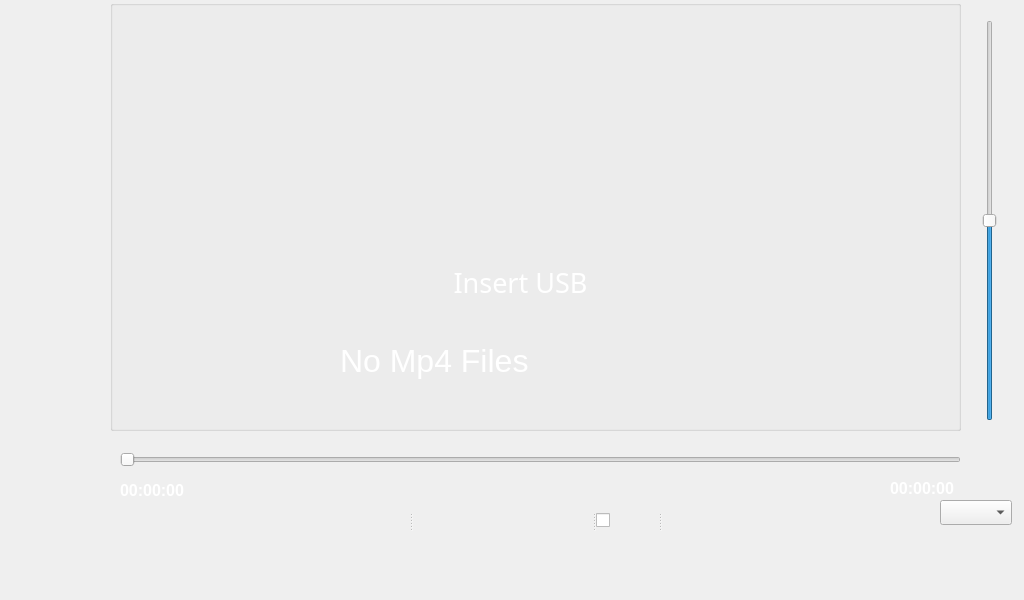
First picture: the form in Forms/mp4.ui, repository HaiidyHossam/QT-Platoon-Infotainment-, before the edit.
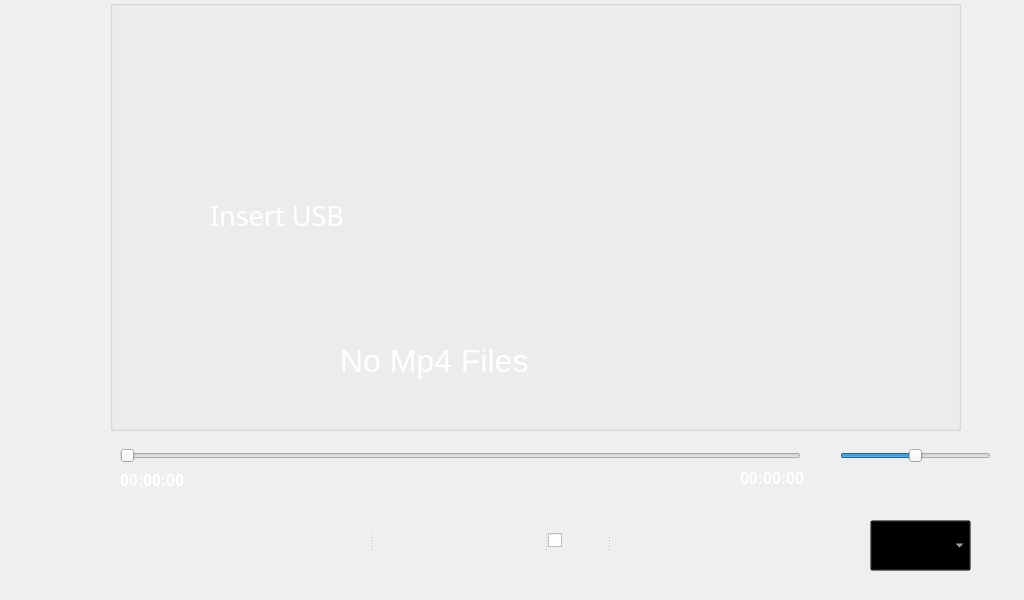
Second picture: the form after the edit. Icons and pictures are not drawn.

```diff
--- a/Forms/mp4.ui
+++ b/Forms/mp4.ui
@@ -79,9 +79,9 @@
     <property name="geometry">
      <rect>
       <x>120</x>
-      <y>450</y>
-      <width>841</width>
-      <height>20</height>
+      <y>440</y>
+      <width>681</width>
+      <height>31</height>
      </rect>
     </property>
     <property name="contextMenuPolicy">
@@ -98,7 +98,7 @@
     <property name="geometry">
      <rect>
       <x>120</x>
-      <y>480</y>
+      <y>470</y>
       <width>91</width>
       <height>20</height>
      </rect>
@@ -125,8 +125,8 @@
    <widget class="QLabel" name="total_time_label">
     <property name="geometry">
      <rect>
-      <x>890</x>
-      <y>480</y>
+      <x>740</x>
+      <y>470</y>
       <width>91</width>
       <height>17</height>
      </rect>
@@ -150,10 +150,10 @@
    <widget class="QSlider" name="verticalSlider_sound">
     <property name="geometry">
      <rect>
-      <x>980</x>
-      <y>20</y>
-      <width>20</width>
-      <height>401</height>
+      <x>840</x>
+      <y>440</y>
+      <width>151</width>
+      <height>31</height>
      </rect>
     </property>
     <property name="contextMenuPolicy">
@@ -166,7 +166,7 @@
      <number>50</number>
     </property>
     <property name="orientation">
-     <enum>Qt::Orientation::Vertical</enum>
+     <enum>Qt::Horizontal</enum>
     </property>
    </widget>
    <widget class="QPushButton" name="back_button">
@@ -220,9 +220,6 @@
     <property name="text">
      <string>Insert USB</string>
     </property>
-    <property name="alignment">
-     <set>Qt::AlignmentFlag::AlignBottom|Qt::AlignmentFlag::AlignHCenter</set>
-    </property>
    </widget>
    <widget class="QListWidget" name="listWidget">
     <property name="geometry">
@@ -245,9 +242,9 @@
    <widget class="QSplitter" name="splitter">
     <property name="geometry">
      <rect>
-      <x>230</x>
-      <y>480</y>
-      <width>611</width>
+      <x>200</x>
+      <y>500</y>
+      <width>581</width>
       <height>81</height>
      </rect>
     </property>
@@ -295,6 +292,12 @@
      </property>
     </widget>
     <widget class="QCheckBox" name="start_pause_button">
+     <property name="maximumSize">
+      <size>
+       <width>100</width>
+       <height>100</height>
+      </size>
+     </property>
      <property name="focusPolicy">
       <enum>Qt::FocusPolicy::NoFocus</enum>
      </property>
@@ -363,12 +366,17 @@
    <widget class="QComboBox" name="comboBox">
     <property name="geometry">
      <rect>
-      <x>940</x>
-      <y>500</y>
-      <width>72</width>
-      <height>25</height>
+      <x>870</x>
+      <y>520</y>
+      <width>101</width>
+      <height>51</height>
      </rect>
     </property>
+    <property name="styleSheet">
+     <string notr="true">color: rgb(255, 255, 255);
+background: transparent;
+</string>
+    </property>
    </widget>
    <zorder>splitter</zorder>
    <zorder>home_button</zorder>
```
Left out of the diff: 48 changed lines with no effect on the pictures.
